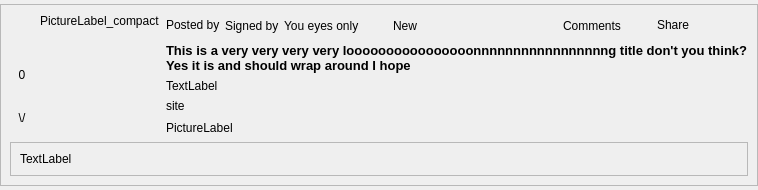
Before: the Qt Designer form retroshare-gui/src/gui/Posted/BoardPostDisplayWidget.ui in RetroShare/RetroShare, drawn with Qt 5.
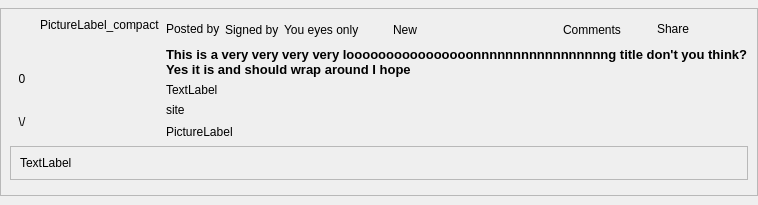
After: the same form once the commit is applied. Icons and pictures are not drawn. Custom widgets are drawn as their Qt base class.

Diff of the .ui file:
```diff
--- a/retroshare-gui/src/gui/Posted/BoardPostDisplayWidget.ui
+++ b/retroshare-gui/src/gui/Posted/BoardPostDisplayWidget.ui
@@ -7,7 +7,7 @@
     <x>0</x>
     <y>0</y>
     <width>758</width>
-    <height>190</height>
+    <height>205</height>
    </rect>
   </property>
   <property name="sizePolicy">
@@ -52,7 +52,7 @@
      <property name="frameShadow">
       <enum>QFrame::Raised</enum>
      </property>
-     <layout class="QVBoxLayout" name="verticalLayout_4">
+     <layout class="QHBoxLayout" name="horizontalLayout">
       <item>
        <layout class="QVBoxLayout" name="verticalLayout">
         <item>
@@ -269,6 +269,9 @@
                  <iconset resource="Posted_images.qrc">
                   <normaloff>:/images/comments.png</normaloff>:/images/comments.png</iconset>
                 </property>
+                <property name="checkable">
+                 <bool>true</bool>
+                </property>
                 <property name="toolButtonStyle">
                  <enum>Qt::ToolButtonTextBesideIcon</enum>
                 </property>
@@ -440,6 +443,9 @@
           </layout>
          </widget>
         </item>
+        <item>
+         <widget class="GxsCommentDialog" name="commentsWidget" native="true"/>
+        </item>
        </layout>
       </item>
      </layout>
@@ -463,6 +469,12 @@
    <extends>QLabel</extends>
    <header>util/ClickableLabel.h</header>
   </customwidget>
+  <customwidget>
+   <class>GxsCommentDialog</class>
+   <extends>QWidget</extends>
+   <header>gui/gxs/GxsCommentDialog.h</header>
+   <container>1</container>
+  </customwidget>
  </customwidgets>
  <resources>
   <include location="../images.qrc"/>
```
